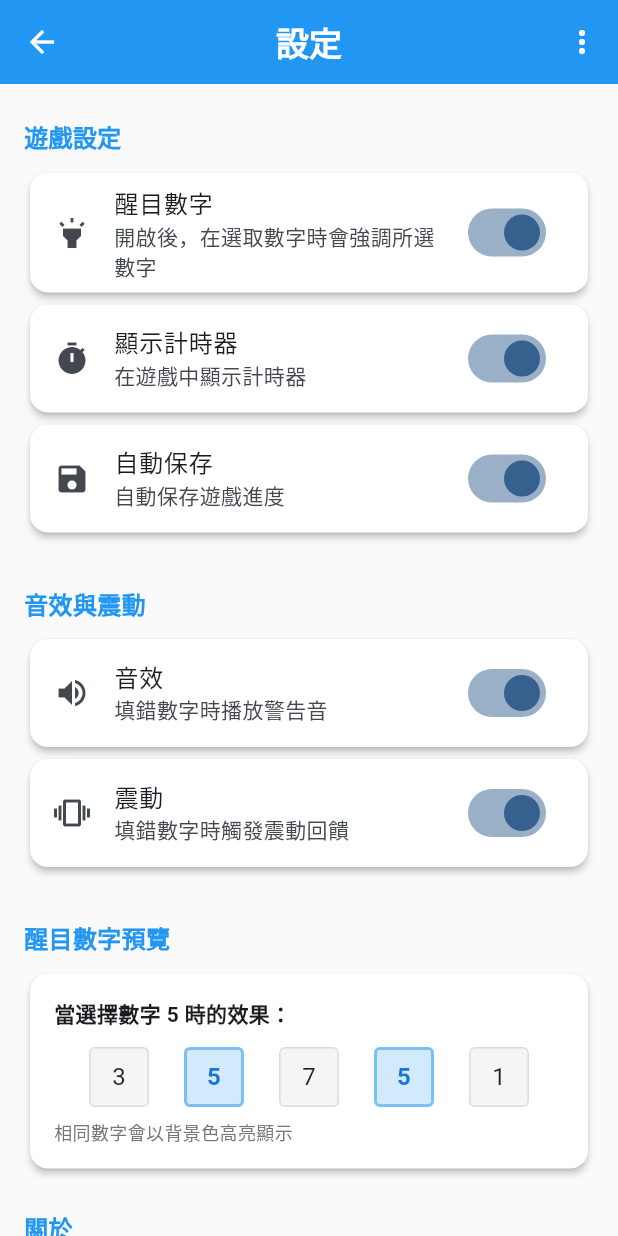
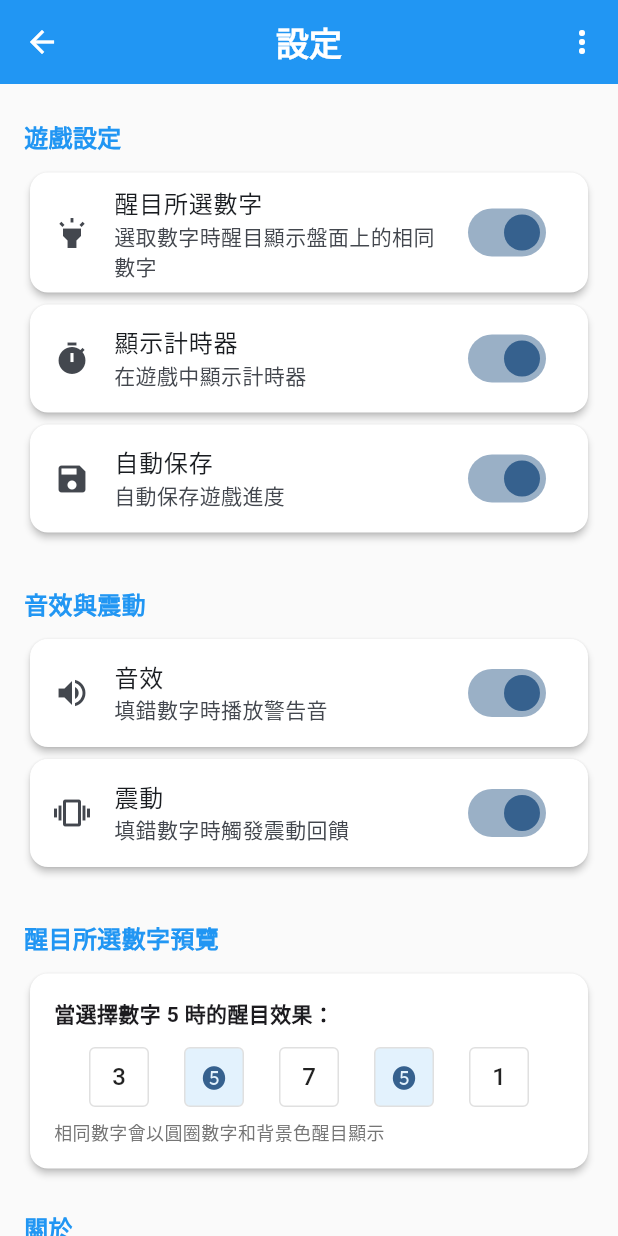
Before and after one commit to n8210sam/easyChees, a Flutter app: the SettingsScreen screen opened directly, on a phone screen of 412 x 824 dp. Run offline on Flutter 3.47's test engine with Material 3 defaults, Android fonts, the phone set to English and light mode, and no system bars; our stand-ins replace package_info_plus, shared_preferences; accounts and stored records are empty.

Commit message:
v1.2.15+24: 重構數字醒目顯示邏輯並更新版本
主要更新：
- 將數字醒目顯示的相關邏輯集中到 GameProvider 中，提高程式碼的可維護性和重用性。
- 更新了設定畫面和數獨板小部件，以使用新的集中化醒目顯示方法。
- 版本號更新至 v1.2.15+24。

```diff
--- a/lib/main.dart
+++ b/lib/main.dart
@@ -19,7 +19,7 @@ void main() async {
 
   // 開發環境版本號 Log (開發規範要求)
   // ignore: avoid_print
-  print('🚀 === 數獨遊戲啟動 - 版本 v1.2.14+23 (數字鍵取消選中) === 🚀');
+  print('🚀 === 數獨遊戲啟動 - 版本 v1.2.15+24 (醒目所選數字統一) === 🚀');
 
   // Additional debug info (only in debug mode)
   if (kDebugMode) {
--- a/lib/providers/game_provider.dart
+++ b/lib/providers/game_provider.dart
@@ -1,4 +1,5 @@
 import 'package:flutter/foundation.dart';
+import 'package:flutter/material.dart';
 import 'package:flutter/services.dart';
 import 'package:sudoku_app/models/sudoku_board.dart';
 import 'package:sudoku_app/models/sudoku_cell.dart';
@@ -6,6 +7,7 @@ import 'package:sudoku_app/models/game_record.dart';
 import 'package:sudoku_app/services/sudoku_generator.dart';
 import 'package:sudoku_app/services/storage_service.dart';
 import 'package:sudoku_app/services/game_record_service.dart';
+import 'package:sudoku_app/utils/theme.dart';
 import 'settings_provider.dart';
 
 // 遊戲操作類型
@@ -42,6 +44,9 @@ class GameAction {
 }
 
 class GameProvider extends ChangeNotifier {
+  // 統一的圓圈數字常數
+  static const circleNumbers = ['⓿', '❶', '❷', '❸', '❹', '❺', '❻', '❼', '❽', '❾'];
+
   SudokuBoard? _currentBoard;
   int? _selectedRow;
   int? _selectedCol;
@@ -96,6 +101,40 @@ class GameProvider extends ChangeNotifier {
       _highlightedNumber = null;
       notifyListeners();
     }
+  }
+
+  // 統一的醒目數字顯示邏輯
+  static String getHighlightDisplayText(int number, bool isHighlighted) {
+    return isHighlighted ? circleNumbers[number] : number.toString();
+  }
+
+  // 統一的設定頁預覽格子構建方法
+  static Widget buildHighlightPreviewCell({
+    required String number,
+    required bool isHighlighted,
+    required BuildContext context,
+  }) {
+    return Container(
+      width: 40,
+      height: 40,
+      decoration: BoxDecoration(
+        color: isHighlighted ? AppTheme.cellHighlight : Colors.white,
+        border: Border.all(color: AppTheme.cellBorder),
+        borderRadius: BorderRadius.circular(4),
+      ),
+      child: Center(
+        child: Text(
+          getHighlightDisplayText(int.parse(number), isHighlighted),
+          style: TextStyle(
+            fontSize: 16,
+            fontWeight: FontWeight.w500,
+            color: isHighlighted
+                ? Theme.of(context).primaryColor
+                : Colors.black87,
+          ),
+        ),
+      ),
+    );
   }
 
   // 播放錯誤回饋（音效和震動）
--- a/lib/screens/settings_screen.dart
+++ b/lib/screens/settings_screen.dart
@@ -1,6 +1,7 @@
 import 'package:flutter/material.dart';
 import 'package:provider/provider.dart';
 import 'package:sudoku_app/providers/settings_provider.dart';
+import 'package:sudoku_app/providers/game_provider.dart';
 import 'package:package_info_plus/package_info_plus.dart';
 
 class SettingsScreen extends StatefulWidget {
@@ -68,8 +69,8 @@ class _SettingsScreenState extends State<SettingsScreen> {
               _buildSectionHeader('遊戲設定'),
               _buildSettingTile(
                 context,
-                title: '醒目數字',
-                subtitle: '開啟後，在選取數字時會強調所選數字',
+                title: '醒目所選數字',
+                subtitle: '選取數字時醒目顯示盤面上的相同數字',
                 icon: Icons.highlight,
                 value: settingsProvider.highlightSameNumbers,
                 onChanged: settingsProvider.setHighlightSameNumbers,
@@ -114,9 +115,9 @@ class _SettingsScreenState extends State<SettingsScreen> {
 
               const SizedBox(height: 24),
 
-              // 醒目數字預覽
+              // 醒目所選數字預覽
               if (settingsProvider.highlightSameNumbers) ...[
-                _buildSectionHeader('醒目數字預覽'),
+                _buildSectionHeader('醒目所選數字預覽'),
                 _buildHighlightPreview(context),
                 const SizedBox(height: 16),
               ],
@@ -202,7 +203,7 @@ class _SettingsScreenState extends State<SettingsScreen> {
           crossAxisAlignment: CrossAxisAlignment.start,
           children: [
             const Text(
-              '當選擇數字 5 時的效果：',
+              '當選擇數字 5 時的醒目效果：',
               style: TextStyle(fontWeight: FontWeight.w600),
             ),
             const SizedBox(height: 12),
@@ -218,7 +219,7 @@ class _SettingsScreenState extends State<SettingsScreen> {
             ),
             const SizedBox(height: 8),
             Text(
-              '相同數字會以背景色高亮顯示',
+              '相同數字會以圓圈數字和背景色醒目顯示',
               style: TextStyle(
                 fontSize: 12,
                 color: Colors.grey[600],
@@ -231,31 +232,11 @@ class _SettingsScreenState extends State<SettingsScreen> {
   }
 
   Widget _buildPreviewCell(String number, bool isHighlighted) {
-    return Container(
-      width: 40,
-      height: 40,
-      decoration: BoxDecoration(
-        color: isHighlighted
-            ? Colors.blue.withValues(alpha: 0.2)
-            : Colors.grey.withValues(alpha: 0.1),
-        border: Border.all(
-          color: isHighlighted
-              ? Colors.blue.withValues(alpha: 0.5)
-              : Colors.grey.withValues(alpha: 0.3),
-          width: isHighlighted ? 2 : 1,
-        ),
-        borderRadius: BorderRadius.circular(4),
-      ),
-      child: Center(
-        child: Text(
-          number,
-          style: TextStyle(
-            fontSize: 16,
-            fontWeight: isHighlighted ? FontWeight.bold : FontWeight.normal,
-            color: isHighlighted ? Colors.blue[700] : Colors.black87,
-          ),
-        ),
-      ),
+    // 使用統一的醒目數字預覽邏輯
+    return GameProvider.buildHighlightPreviewCell(
+      number: number,
+      isHighlighted: isHighlighted,
+      context: context,
     );
   }
 
--- a/lib/widgets/sudoku_board_widget.dart
+++ b/lib/widgets/sudoku_board_widget.dart
@@ -2,6 +2,7 @@ import 'package:flutter/material.dart';
 import 'package:sudoku_app/models/sudoku_board.dart';
 import 'package:sudoku_app/models/sudoku_cell.dart';
 import 'package:sudoku_app/utils/theme.dart';
+import 'package:sudoku_app/providers/game_provider.dart';
 
 class SudokuBoardWidget extends StatelessWidget {
   final SudokuBoard board;
@@ -172,13 +173,8 @@ class SudokuBoardWidget extends StatelessWidget {
   }
 
   String _getNoteDisplayText(int number, bool isHighlighted) {
-    if (isHighlighted) {
-      // 醒目筆記數字：使用圓圈數字
-      const circleNumbers = ['⓿', '❶', '❷', '❸', '❹', '❺', '❻', '❼', '❽', '❾'];
-      return circleNumbers[number];
-    }
-    // 普通筆記數字
-    return number.toString();
+    // 使用統一的醒目數字顯示邏輯
+    return GameProvider.getHighlightDisplayText(number, isHighlighted);
   }
 
   Color _getNoteTextColor(BuildContext context, int number) {
@@ -239,14 +235,11 @@ class SudokuBoardWidget extends StatelessWidget {
     }
 
     // 醒目數字：如果格子的數字與醒目數字相同且不是錯誤，顯示圓圈數字
-    if (highlightedNumber != null &&
+    bool isHighlighted = highlightedNumber != null &&
         cell.value == highlightedNumber &&
-        !board.isCellError(row, col)) {
-      const circleNumbers = ['⓿', '❶', '❷', '❸', '❹', '❺', '❻', '❼', '❽', '❾'];
-      return circleNumbers[cell.value];
-    }
+        !board.isCellError(row, col);
 
-    // 普通數字
-    return cell.value.toString();
+    // 使用統一的醒目數字顯示邏輯
+    return GameProvider.getHighlightDisplayText(cell.value, isHighlighted);
   }
 }
--- a/pubspec.yaml
+++ b/pubspec.yaml
@@ -1,7 +1,7 @@
 name: sudoku_app
 description: A beautiful Sudoku mobile app built with Flutter.
 publish_to: 'none'
-version: 1.2.14+23
+version: 1.2.15+24
 
 environment:
   sdk: '>=3.0.0 <4.0.0'
```
Also changed, not shown: .augment/config.json, 3 other files.
